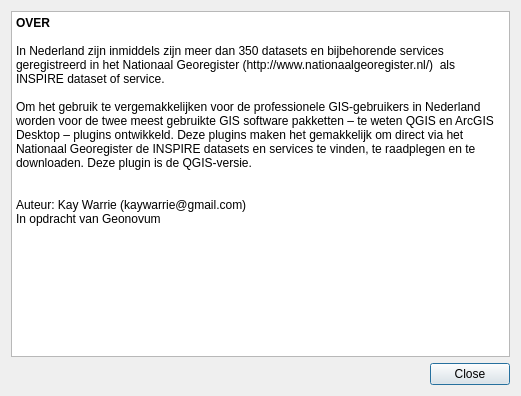
This is ui_inspireNL_dialog.ui in warrieka/inspireNL as Qt 5 draws it before an edit. The edited form follows.
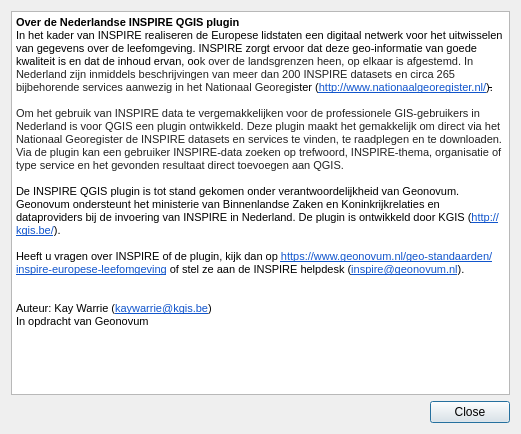
This is the edited form. Icons and pictures are not drawn.

```diff
--- a/ui_inspireNL_dialog.ui
+++ b/ui_inspireNL_dialog.ui
@@ -7,7 +7,7 @@
     <x>0</x>
     <y>0</y>
     <width>521</width>
-    <height>396</height>
+    <height>434</height>
    </rect>
   </property>
   <property name="windowTitle">
@@ -19,21 +19,33 @@
   </property>
   <layout class="QVBoxLayout" name="verticalLayout">
    <item>
-    <widget class="QTextEdit" name="textEdit">
+    <widget class="QTextBrowser" name="textBrowser">
+     <property name="documentTitle">
+      <string>Over</string>
+     </property>
+     <property name="readOnly">
+      <bool>true</bool>
+     </property>
      <property name="html">
       <string>&lt;!DOCTYPE HTML PUBLIC &quot;-//W3C//DTD HTML 4.0//EN&quot; &quot;http://www.w3.org/TR/REC-html40/strict.dtd&quot;&gt;
-&lt;html&gt;&lt;head&gt;&lt;meta name=&quot;qrichtext&quot; content=&quot;1&quot; /&gt;&lt;style type=&quot;text/css&quot;&gt;
+&lt;html&gt;&lt;head&gt;&lt;meta name=&quot;qrichtext&quot; content=&quot;1&quot; /&gt;&lt;title&gt;Over&lt;/title&gt;&lt;style type=&quot;text/css&quot;&gt;
 p, li { white-space: pre-wrap; }
 &lt;/style&gt;&lt;/head&gt;&lt;body style=&quot; font-family:'MS Shell Dlg 2'; font-size:7.8pt; font-weight:400; font-style:normal;&quot;&gt;
-&lt;p style=&quot; margin-top:0px; margin-bottom:0px; margin-left:0px; margin-right:0px; -qt-block-indent:0; text-indent:0px;&quot;&gt;&lt;span style=&quot; font-family:'Ubuntu'; font-size:9pt; font-weight:600;&quot;&gt;OVER&lt;/span&gt;&lt;/p&gt;
-&lt;p style=&quot;-qt-paragraph-type:empty; margin-top:0px; margin-bottom:0px; margin-left:0px; margin-right:0px; -qt-block-indent:0; text-indent:0px; font-family:'Ubuntu'; font-size:9pt;&quot;&gt;&lt;br /&gt;&lt;/p&gt;
-&lt;p style=&quot; margin-top:0px; margin-bottom:0px; margin-left:0px; margin-right:0px; -qt-block-indent:0; text-indent:0px;&quot;&gt;&lt;span style=&quot; font-family:'Ubuntu'; font-size:9pt;&quot;&gt;In Nederland zijn inmiddels zijn meer dan 350 datasets en bijbehorende services geregistreerd in het Nationaal Georegister (http://www.nationaalgeoregister.nl/)  als INSPIRE dataset of service. &lt;/span&gt;&lt;/p&gt;
-&lt;p style=&quot;-qt-paragraph-type:empty; margin-top:0px; margin-bottom:0px; margin-left:0px; margin-right:0px; -qt-block-indent:0; text-indent:0px; font-family:'Ubuntu'; font-size:9pt;&quot;&gt;&lt;br /&gt;&lt;/p&gt;
-&lt;p style=&quot; margin-top:0px; margin-bottom:0px; margin-left:0px; margin-right:0px; -qt-block-indent:0; text-indent:0px;&quot;&gt;&lt;span style=&quot; font-family:'Ubuntu'; font-size:9pt;&quot;&gt;Om het gebruik te vergemakkelijken voor de professionele GIS-gebruikers in Nederland worden voor de twee meest gebruikte GIS software pakketten – te weten QGIS en ArcGIS Desktop – plugins ontwikkeld. Deze plugins maken het gemakkelijk om direct via het Nationaal Georegister de INSPIRE datasets en services te vinden, te raadplegen en te downloaden. Deze plugin is de QGIS-versie.&lt;/span&gt;&lt;/p&gt;
-&lt;p style=&quot;-qt-paragraph-type:empty; margin-top:0px; margin-bottom:0px; margin-left:0px; margin-right:0px; -qt-block-indent:0; text-indent:0px; font-family:'Ubuntu'; font-size:9pt;&quot;&gt;&lt;br /&gt;&lt;/p&gt;
-&lt;p style=&quot;-qt-paragraph-type:empty; margin-top:0px; margin-bottom:0px; margin-left:0px; margin-right:0px; -qt-block-indent:0; text-indent:0px; font-family:'Ubuntu'; font-size:9pt;&quot;&gt;&lt;br /&gt;&lt;/p&gt;
-&lt;p style=&quot; margin-top:0px; margin-bottom:0px; margin-left:0px; margin-right:0px; -qt-block-indent:0; text-indent:0px;&quot;&gt;&lt;span style=&quot; font-family:'Ubuntu'; font-size:9pt;&quot;&gt;Auteur: Kay Warrie (kaywarrie@gmail.com) &lt;/span&gt;&lt;/p&gt;
-&lt;p style=&quot; margin-top:0px; margin-bottom:0px; margin-left:0px; margin-right:0px; -qt-block-indent:0; text-indent:0px;&quot;&gt;&lt;span style=&quot; font-family:'Ubuntu'; font-size:9pt;&quot;&gt;In opdracht van Geonovum&lt;/span&gt;&lt;/p&gt;&lt;/body&gt;&lt;/html&gt;</string>
+&lt;p style=&quot; margin-top:0px; margin-bottom:0px; margin-left:0px; margin-right:0px; -qt-block-indent:0; text-indent:0px; background-color:#ffffff;&quot;&gt;&lt;span style=&quot; font-family:'Verdana,sans-serif'; font-size:8pt; font-weight:600; color:#000000;&quot;&gt;Over de Nederlandse INSPIRE QGIS plugin&lt;/span&gt;&lt;/p&gt;
+&lt;p style=&quot; margin-top:0px; margin-bottom:0px; margin-left:0px; margin-right:0px; -qt-block-indent:0; text-indent:0px; background-color:#ffffff;&quot;&gt;&lt;span style=&quot; font-family:'Verdana,sans-serif'; font-size:8pt; color:#000000;&quot;&gt;In het kader van INSPIRE realiseren de Europese lidstaten een digitaal netwerk voor het uitwisselen van gegevens over de leefomgeving. INSPIRE zorgt ervoor dat deze geo-informatie van goede kwaliteit is en dat de inhoud ervan, oo&lt;/span&gt;&lt;span style=&quot; font-family:'Verdana,sans-serif'; font-size:8pt; color:#222222;&quot;&gt;k over de landsgrenzen heen, op elkaar is afgestemd. In Nederland zijn inmiddels beschrijvingen van meer dan 200 INSPIRE datasets en circa 265 bijbehorende services aanwezig in het Nationaal Georeg&lt;/span&gt;&lt;span style=&quot; font-family:'Verdana,sans-serif'; font-size:8pt; color:#000000;&quot;&gt;ister (&lt;/span&gt;&lt;a href=&quot;http://www.nationaalgeoregister.nl/&quot;&gt;&lt;span style=&quot; font-family:'Verdana,sans-serif'; font-size:8pt; text-decoration: underline; color:#1155cc;&quot;&gt;http://www.nationaalgeoregister.nl/&lt;/span&gt;&lt;/a&gt;&lt;span style=&quot; font-family:'Verdana,sans-serif'; font-size:8pt; color:#000000;&quot;&gt;)&lt;/span&gt;&lt;span style=&quot; font-family:'Verdana,sans-serif'; font-size:8pt; text-decoration: line-through; color:#000000;&quot;&gt;.&lt;/span&gt;&lt;/p&gt;
+&lt;p style=&quot; margin-top:0px; margin-bottom:0px; margin-left:0px; margin-right:0px; -qt-block-indent:0; text-indent:0px; background-color:#ffffff;&quot;&gt;&lt;span style=&quot; font-family:'Verdana,sans-serif'; font-size:8pt; color:#222222;&quot;&gt; &lt;/span&gt;&lt;/p&gt;
+&lt;p style=&quot; margin-top:0px; margin-bottom:0px; margin-left:0px; margin-right:0px; -qt-block-indent:0; text-indent:0px; background-color:#ffffff;&quot;&gt;&lt;span style=&quot; font-family:'Verdana,sans-serif'; font-size:8pt; color:#222222; background-color:#ffffff;&quot;&gt;Om het gebruik van INSPIRE data te vergemakkelijken voor de professionele GIS-gebruikers in Nederland is voor QGIS een plugin ontwikkeld. Deze plugin maakt het gemakkelijk om direct via het Nationaal Georegister de INSPIRE datasets en services te vinden, te raadplegen en te downloaden. Via de plugin kan een gebruiker INSPIRE-data zoeken op trefwoord, INSPIRE-thema, organisatie of type service en het gevonden resultaat direct toevoegen aan QGIS.&lt;/span&gt;&lt;/p&gt;
+&lt;p style=&quot; margin-top:0px; margin-bottom:0px; margin-left:0px; margin-right:0px; -qt-block-indent:0; text-indent:0px; background-color:#ffffff;&quot;&gt;&lt;span style=&quot; font-family:'Verdana,sans-serif'; font-size:8pt; color:#000000;&quot;&gt; &lt;/span&gt;&lt;/p&gt;
+&lt;p style=&quot; margin-top:0px; margin-bottom:0px; margin-left:0px; margin-right:0px; -qt-block-indent:0; text-indent:0px; background-color:#ffffff;&quot;&gt;&lt;span style=&quot; font-family:'Verdana,sans-serif'; font-size:8pt; color:#000000;&quot;&gt;De INSPIRE QGIS plugin is tot stand gekomen onder verantwoordelijkheid van Geonovum. Geonovum ondersteunt het ministerie van Binnenlandse Zaken en Koninkrijkrelaties en dataproviders bij de invoering van INSPIRE in Nederland. De plugin is ontwikkeld door KGIS (&lt;/span&gt;&lt;a href=&quot;http://kgis.be/&quot;&gt;&lt;span style=&quot; font-family:'Verdana,sans-serif'; font-size:8pt; text-decoration: underline; color:#1155cc;&quot;&gt;http://kgis.be/&lt;/span&gt;&lt;/a&gt;&lt;span style=&quot; font-family:'Verdana,sans-serif'; font-size:8pt; color:#000000;&quot;&gt;).&lt;/span&gt;&lt;/p&gt;
+&lt;p style=&quot; margin-top:0px; margin-bottom:0px; margin-left:0px; margin-right:0px; -qt-block-indent:0; text-indent:0px; background-color:#ffffff;&quot;&gt;&lt;span style=&quot; font-family:'Verdana,sans-serif'; font-size:8pt; color:#000000;&quot;&gt; &lt;/span&gt;&lt;/p&gt;
+&lt;p style=&quot; margin-top:0px; margin-bottom:0px; margin-left:0px; margin-right:0px; -qt-block-indent:0; text-indent:0px; background-color:#ffffff;&quot;&gt;&lt;span style=&quot; font-family:'Verdana,sans-serif'; font-size:8pt; color:#000000;&quot;&gt;Heeft u vragen over INSPIRE of de plugin, kijk dan op &lt;/span&gt;&lt;a href=&quot;https://www.geonovum.nl/geo-standaarden/inspire-europese-leefomgeving&quot;&gt;&lt;span style=&quot; font-family:'Verdana,sans-serif'; font-size:8pt; text-decoration: underline; color:#1155cc;&quot;&gt;https://www.geonovum.nl/geo-standaarden/inspire-europese-leefomgeving&lt;/span&gt;&lt;/a&gt;&lt;span style=&quot; font-family:'Verdana,sans-serif'; font-size:8pt; color:#000000;&quot;&gt; of stel ze aan de INSPIRE helpdesk (&lt;/span&gt;&lt;a href=&quot;mailto:inspire@geonovum.nl&quot;&gt;&lt;span style=&quot; font-family:'Verdana,sans-serif'; font-size:8pt; text-decoration: underline; color:#1155cc;&quot;&gt;inspire@geonovum.nl&lt;/span&gt;&lt;/a&gt;&lt;span style=&quot; font-family:'Verdana,sans-serif'; font-size:8pt; color:#000000;&quot;&gt;).&lt;/span&gt;&lt;/p&gt;
+&lt;p style=&quot;-qt-paragraph-type:empty; margin-top:0px; margin-bottom:0px; margin-left:0px; margin-right:0px; -qt-block-indent:0; text-indent:0px; font-family:'Verdana,sans-serif'; font-size:8pt; color:#000000; background-color:#ffffff;&quot;&gt;&lt;br /&gt;&lt;/p&gt;
+&lt;p style=&quot;-qt-paragraph-type:empty; margin-top:0px; margin-bottom:0px; margin-left:0px; margin-right:0px; -qt-block-indent:0; text-indent:0px; font-family:'Verdana,sans-serif'; font-size:8pt; color:#000000; background-color:#ffffff;&quot;&gt;&lt;br /&gt;&lt;/p&gt;
+&lt;p style=&quot; margin-top:0px; margin-bottom:0px; margin-left:0px; margin-right:0px; -qt-block-indent:0; text-indent:0px; background-color:#ffffff;&quot;&gt;&lt;span style=&quot; font-family:'Verdana,sans-serif'; font-size:8pt; color:#000000;&quot;&gt;Auteur: Kay Warrie (&lt;/span&gt;&lt;a href=&quot;mailto:kaywarrie@gmail.com&quot;&gt;&lt;span style=&quot; font-family:'Verdana,sans-serif'; font-size:8pt; text-decoration: underline; color:#1155cc;&quot;&gt;kaywarrie@&lt;/span&gt;&lt;/a&gt;&lt;a href=&quot;http://kgis.be/&quot;&gt;&lt;span style=&quot; font-family:'Verdana,sans-serif'; font-size:8pt; text-decoration: underline; color:#1155cc;&quot;&gt;kgis.be&lt;/span&gt;&lt;/a&gt;&lt;span style=&quot; font-family:'Verdana,sans-serif'; font-size:8pt; color:#000000;&quot;&gt;)&lt;/span&gt;&lt;/p&gt;
+&lt;p style=&quot; margin-top:0px; margin-bottom:0px; margin-left:0px; margin-right:0px; -qt-block-indent:0; text-indent:0px; background-color:#ffffff;&quot;&gt;&lt;span style=&quot; font-family:'Verdana,sans-serif'; font-size:8pt; color:#000000;&quot;&gt;In opdracht van Geonovum&lt;/span&gt;&lt;/p&gt;&lt;/body&gt;&lt;/html&gt;</string>
+     </property>
+     <property name="openExternalLinks">
+      <bool>true</bool>
      </property>
     </widget>
    </item>
```
